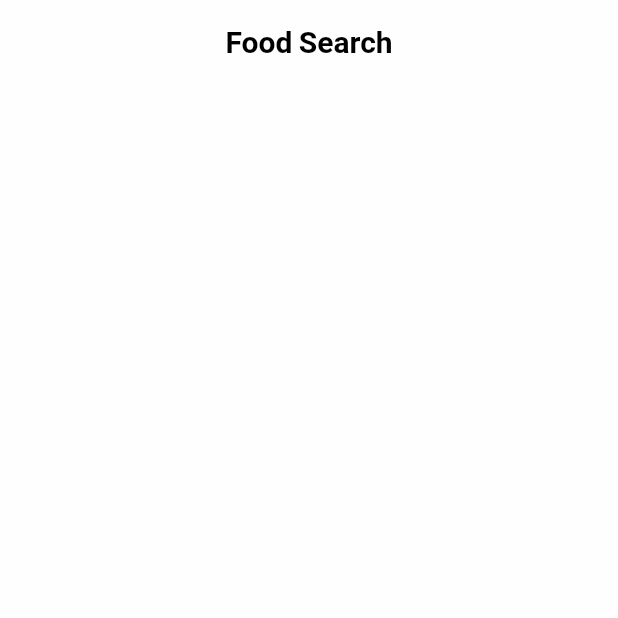
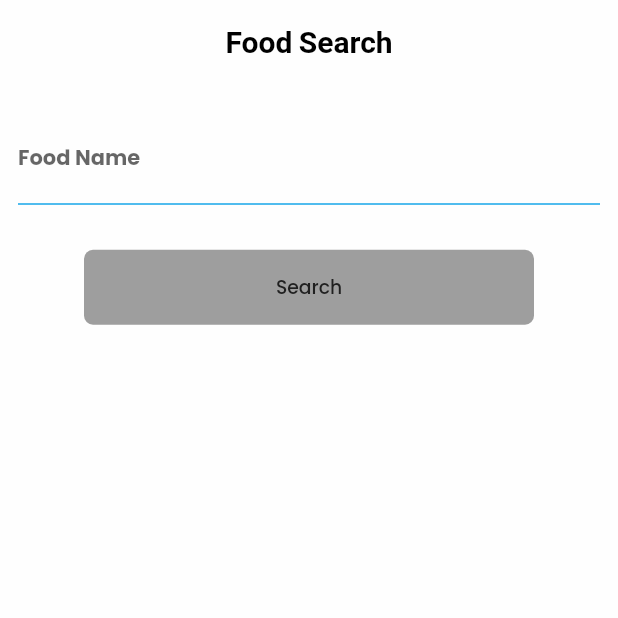
Before and after one commit to aniekan12/food_picture_generator, a Flutter app: the FoodSearch screen opened directly, on a phone screen of 412 x 824 dp, the top half of it. Run offline on Flutter 3.47's test engine with Material 2 defaults, Android fonts, the phone set to English and light mode, and no system bars; drawn by our look-alikes of oktoast; our stand-ins replace another_flushbar, google_fonts, lottie; missing offline and left inert: flutter_overlay_loader; network calls fail.

Commit message:
food search UI done

```diff
--- a/lib/ui/views/food_search/view.dart
+++ b/lib/ui/views/food_search/view.dart
@@ -2,7 +2,9 @@ import 'package:flutter/material.dart';
 import 'package:food_picture_generator/navigation/pages.dart';
 import 'package:food_picture_generator/ui/base/base_view.dart';
 import 'package:food_picture_generator/ui/views/food_search/view_model.dart';
+import 'package:food_picture_generator/ui/widgets/app_button.dart';
 import 'package:food_picture_generator/ui/widgets/custom_app_bar.dart';
+import 'package:food_picture_generator/ui/widgets/custom_textfield.dart';
 
 class FoodSearch extends StatefulWidget {
   const FoodSearch({Key? key}) : super(key: key);
@@ -28,8 +30,22 @@ class _FoodSearchState extends State<FoodSearch> {
             appBar: FoodSearchAppBar.show(title: 'Food Search', showBack: true),
             backgroundColor: Theme.of(context).backgroundColor,
             body: Scaffold(
-              body: Column(
-                children: [],
+              body: Padding(
+                padding: const EdgeInsets.all(12.0),
+                child: Column(
+                  children: [
+                    CustomTextField(
+                        controller: model.foodNameController,
+                        onChanged: (str) => model.foodNameOnChanged(str),
+                        hintText: 'Enter Food Name',
+                        labelText: 'Food Name'),
+                    const SizedBox(height: 20),
+                    AppButton(
+                        isActive: model.textFieldIsEmpty,
+                        onTap: () {},
+                        buttonText: 'Search'),
+                  ],
+                ),
               ),
             ),
           );
--- a/lib/ui/views/food_search/view_model.dart
+++ b/lib/ui/views/food_search/view_model.dart
@@ -5,4 +5,20 @@ class FoodSearchViewModel extends BaseViewModel {
   init(BuildContext context) {
     appContext = context;
   }
+
+  TextEditingController foodNameController = TextEditingController();
+  bool _textFieldIsEmpty = false;
+  bool get textFieldIsEmpty => _textFieldIsEmpty;
+  set textFieldIsEmpty(bool value) {
+    _textFieldIsEmpty = value;
+    notifyListeners();
+  }
+
+  void foodNameOnChanged(String? str) {
+    if (str!.isEmpty) {
+      textFieldIsEmpty = false;
+    } else if (str.length > 3) {
+      textFieldIsEmpty = true;
+    }
+  }
 }
--- a/lib/ui/widgets/custom_textfield.dart
+++ b/lib/ui/widgets/custom_textfield.dart
@@ -50,7 +50,7 @@ class CustomTextField extends StatelessWidget {
               enabled: !isDisabled,
               obscureText: isPassword,
               validator: validator,
-              onSaved: onSaved!,
+              onSaved: onSaved,
               onChanged: onChanged,
               style: const TextStyle(color: Colors.black, fontSize: 14),
               cursorColor: Theme.of(context).highlightColor,
```
